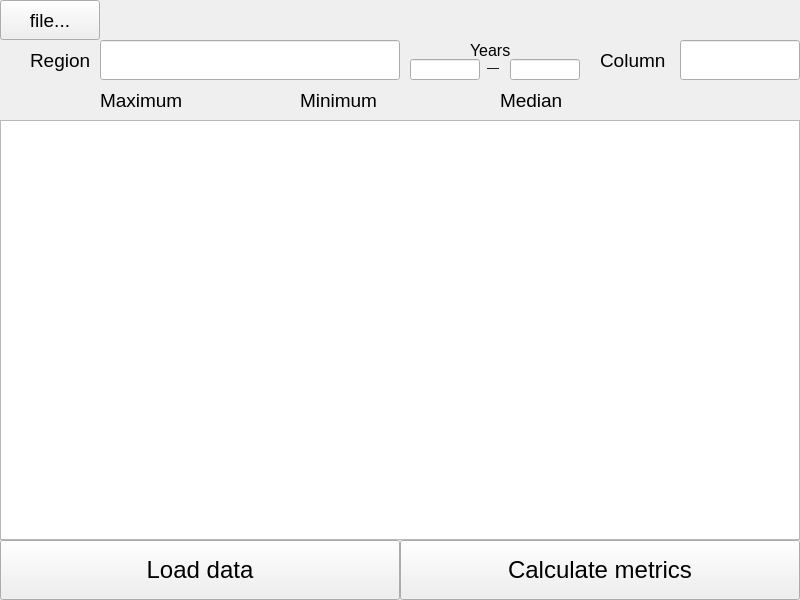
Above: programing_basics/CSVReader/mainwindow.ui from lumymx/lab-works-sem2 before the change. Below: the same form after it.
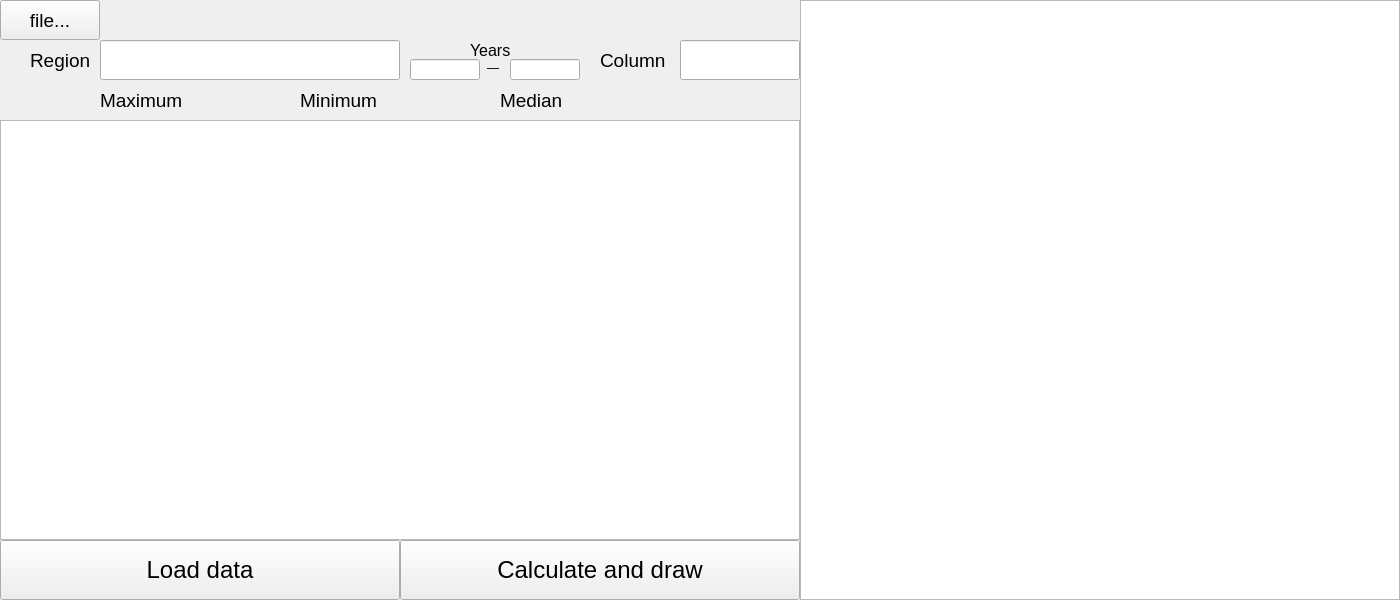
That is the form after the change.

Patch:
```diff
--- a/programing_basics/CSVReader/mainwindow.ui
+++ b/programing_basics/CSVReader/mainwindow.ui
@@ -6,7 +6,7 @@
    <rect>
     <x>0</x>
     <y>0</y>
-    <width>800</width>
+    <width>1400</width>
     <height>600</height>
    </rect>
   </property>
@@ -18,13 +18,13 @@
   </property>
   <property name="minimumSize">
    <size>
-    <width>800</width>
+    <width>1400</width>
     <height>600</height>
    </size>
   </property>
   <property name="maximumSize">
    <size>
-    <width>800</width>
+    <width>1400</width>
     <height>600</height>
    </size>
   </property>
@@ -109,7 +109,7 @@
      </font>
     </property>
     <property name="text">
-     <string>Calculate metrics</string>
+     <string>Calculate and draw</string>
     </property>
    </widget>
    <widget class="QLineEdit" name="lineEditCol">
@@ -348,6 +348,16 @@
      <string/>
     </property>
    </widget>
+   <widget class="QGraphicsView" name="graphicsView">
+    <property name="geometry">
+     <rect>
+      <x>800</x>
+      <y>0</y>
+      <width>600</width>
+      <height>600</height>
+     </rect>
+    </property>
+   </widget>
   </widget>
   <widget class="QMenuBar" name="menubar">
    <property name="geometry">
```
Left out of the diff: 2 changed lines with no effect on the pictures.
